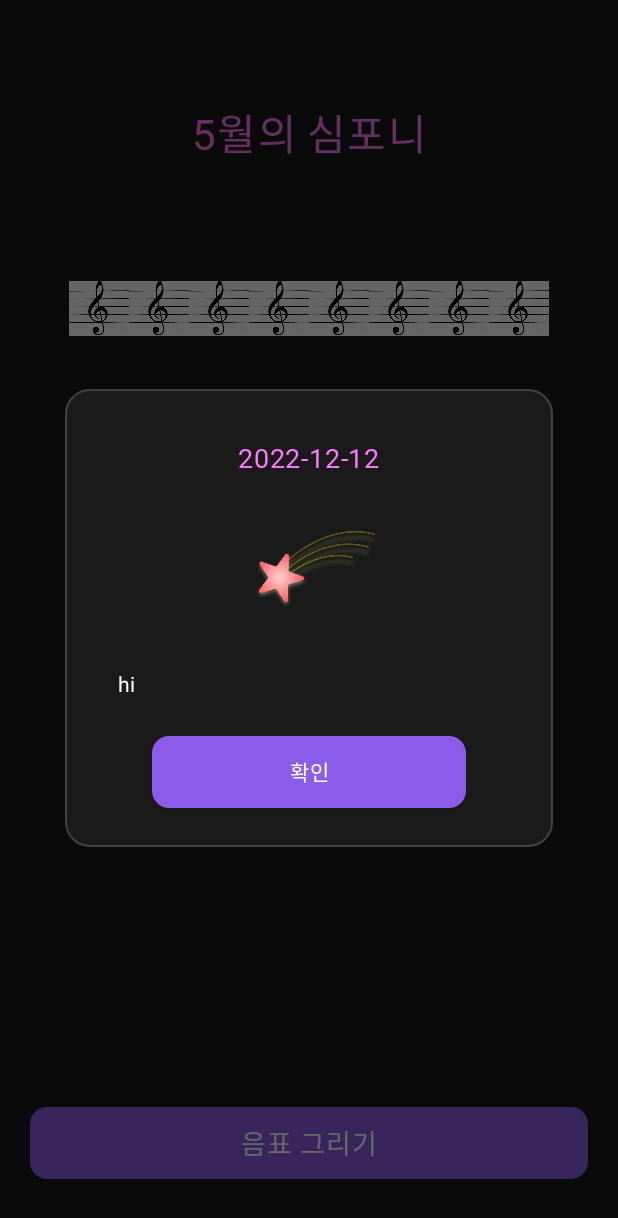
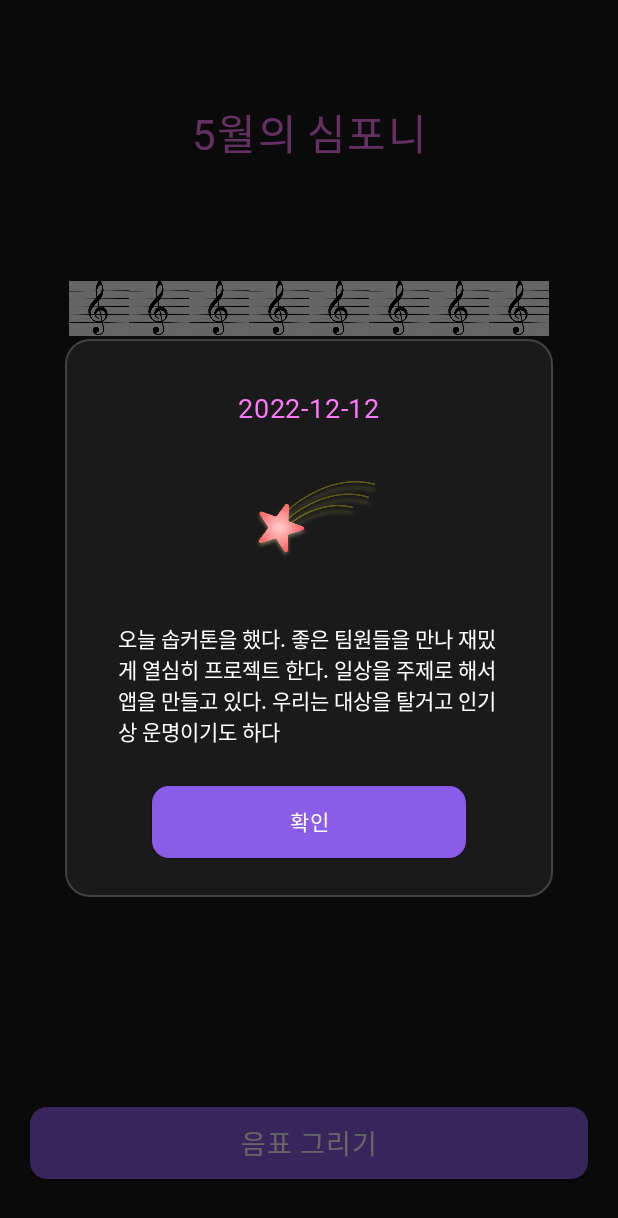
Before and after one commit to THE-SOPT-SOPKATHON-TEAM6/Symphony-Android, an Android app: the SymphonyActivity screen opened directly, with no data from a screen before it, after a tap on an icon or button, on a phone screen of 412 x 824 dp. Shown: the top 1218 px of the screen. Run offline under Robolectric (Android 15) with nearby library versions, the light colour scheme and no system bars; our stand-ins replace data binding.

Commit message:
[CHORE] DummyData 변경

```diff
--- a/app/src/main/java/org/sopt/symphony/ui/symphony/SymphonyActivity.kt
+++ b/app/src/main/java/org/sopt/symphony/ui/symphony/SymphonyActivity.kt
@@ -49,127 +49,127 @@ class SymphonyActivity : BaseActivity<ActivitySymphonyBinding>(R.layout.activity
     companion object {
         val dummy_list = listOf(
             SymphonyNoteData(
-                "hi",
+                "오늘 솝커톤을 했다. 좋은 팀원들을 만나 재밌게 열심히 프로젝트 한다. 일상을 주제로 해서 앱을 만들고 있다. 우리는 대상을 탈거고 인기상 운명이기도 하다",
                 "https://user-images.githubusercontent.com/59546818/169656548-e95e16d8-88cb-4d31-a726-de7a1df711cf.png",
                 "do",
                 "2022-12-12"
             ),
             SymphonyNoteData(
-                "hi",
+                "오늘 솝커톤을 했다. 좋은 팀원들을 만나 재밌게 열심히 프로젝트 한다. 일상을 주제로 해서 앱을 만들고 있다. 우리는 대상을 탈거고 인기상 운명이기도 하다",
                 "https://user-images.githubusercontent.com/59546818/169656548-e95e16d8-88cb-4d31-a726-de7a1df711cf.png",
                 "do",
                 "2022-12-12"
             ),
             SymphonyNoteData(
-                "hi",
+                "오늘 솝커톤을 했다. 좋은 팀원들을 만나 재밌게 열심히 프로젝트 한다. 일상을 주제로 해서 앱을 만들고 있다. 우리는 대상을 탈거고 인기상 운명이기도 하다",
                 "https://user-images.githubusercontent.com/59546818/169656548-e95e16d8-88cb-4d31-a726-de7a1df711cf.png",
                 "do",
                 "2022-12-12"
             ),
             SymphonyNoteData(
-                "hi",
+                "오늘 솝커톤을 했다. 좋은 팀원들을 만나 재밌게 열심히 프로젝트 한다. 일상을 주제로 해서 앱을 만들고 있다. 우리는 대상을 탈거고 인기상 운명이기도 하다",
                 "https://user-images.githubusercontent.com/59546818/169656548-e95e16d8-88cb-4d31-a726-de7a1df711cf.png",
                 "do",
                 "2022-12-12"
             ),
             SymphonyNoteData(
-                "hi",
+                "오늘 솝커톤을 했다. 좋은 팀원들을 만나 재밌게 열심히 프로젝트 한다. 일상을 주제로 해서 앱을 만들고 있다. 우리는 대상을 탈거고 인기상 운명이기도 하다",
                 "https://user-images.githubusercontent.com/59546818/169656548-e95e16d8-88cb-4d31-a726-de7a1df711cf.png",
                 "do",
                 "2022-12-12"
             ),
             SymphonyNoteData(
-                "hi",
+                "오늘 솝커톤을 했다. 좋은 팀원들을 만나 재밌게 열심히 프로젝트 한다. 일상을 주제로 해서 앱을 만들고 있다. 우리는 대상을 탈거고 인기상 운명이기도 하다",
                 "https://user-images.githubusercontent.com/59546818/169656548-e95e16d8-88cb-4d31-a726-de7a1df711cf.png",
                 "do",
                 "2022-12-12"
             ),
             SymphonyNoteData(
-                "hi",
+                "오늘 솝커톤을 했다. 좋은 팀원들을 만나 재밌게 열심히 프로젝트 한다. 일상을 주제로 해서 앱을 만들고 있다. 우리는 대상을 탈거고 인기상 운명이기도 하다",
                 "https://user-images.githubusercontent.com/59546818/169656548-e95e16d8-88cb-4d31-a726-de7a1df711cf.png",
                 "do",
                 "2022-12-12"
             ),
             SymphonyNoteData(
-                "hi",
+                "오늘 솝커톤을 했다. 좋은 팀원들을 만나 재밌게 열심히 프로젝트 한다. 일상을 주제로 해서 앱을 만들고 있다. 우리는 대상을 탈거고 인기상 운명이기도 하다",
                 "https://user-images.githubusercontent.com/59546818/169656548-e95e16d8-88cb-4d31-a726-de7a1df711cf.png",
                 "do",
                 "2022-12-12"
             ),
             SymphonyNoteData(
-                "hi",
+                "오늘 솝커톤을 했다. 좋은 팀원들을 만나 재밌게 열심히 프로젝트 한다. 일상을 주제로 해서 앱을 만들고 있다. 우리는 대상을 탈거고 인기상 운명이기도 하다",
                 "https://user-images.githubusercontent.com/59546818/169656548-e95e16d8-88cb-4d31-a726-de7a1df711cf.png",
                 "do",
                 "2022-12-12"
             ),
             SymphonyNoteData(
-                "hi",
+                "오늘 솝커톤을 했다. 좋은 팀원들을 만나 재밌게 열심히 프로젝트 한다. 일상을 주제로 해서 앱을 만들고 있다. 우리는 대상을 탈거고 인기상 운명이기도 하다",
                 "https://user-images.githubusercontent.com/59546818/169656548-e95e16d8-88cb-4d31-a726-de7a1df711cf.png",
                 "do",
                 "2022-12-12"
             ),
             SymphonyNoteData(
-                "hi",
+                "오늘 솝커톤을 했다. 좋은 팀원들을 만나 재밌게 열심히 프로젝트 한다. 일상을 주제로 해서 앱을 만들고 있다. 우리는 대상을 탈거고 인기상 운명이기도 하다",
                 "https://user-images.githubusercontent.com/59546818/169656548-e95e16d8-88cb-4d31-a726-de7a1df711cf.png",
                 "do",
                 "2022-12-12"
             ),
             SymphonyNoteData(
-                "hi",
+                "오늘 솝커톤을 했다. 좋은 팀원들을 만나 재밌게 열심히 프로젝트 한다. 일상을 주제로 해서 앱을 만들고 있다. 우리는 대상을 탈거고 인기상 운명이기도 하다",
                 "https://user-images.githubusercontent.com/59546818/169656548-e95e16d8-88cb-4d31-a726-de7a1df711cf.png",
                 "do",
                 "2022-12-12"
             ),
             SymphonyNoteData(
-                "hi",
+                "오늘 솝커톤을 했다. 좋은 팀원들을 만나 재밌게 열심히 프로젝트 한다. 일상을 주제로 해서 앱을 만들고 있다. 우리는 대상을 탈거고 인기상 운명이기도 하다",
                 "https://user-images.githubusercontent.com/59546818/169656548-e95e16d8-88cb-4d31-a726-de7a1df711cf.png",
                 "do",
                 "2022-12-12"
             ),
             SymphonyNoteData(
-                "hi",
+                "오늘 솝커톤을 했다. 좋은 팀원들을 만나 재밌게 열심히 프로젝트 한다. 일상을 주제로 해서 앱을 만들고 있다. 우리는 대상을 탈거고 인기상 운명이기도 하다",
                 "https://user-images.githubusercontent.com/59546818/169656548-e95e16d8-88cb-4d31-a726-de7a1df711cf.png",
                 "do",
                 "2022-12-12"
             ),
             SymphonyNoteData(
-                "hi",
+                "오늘 솝커톤을 했다. 좋은 팀원들을 만나 재밌게 열심히 프로젝트 한다. 일상을 주제로 해서 앱을 만들고 있다. 우리는 대상을 탈거고 인기상 운명이기도 하다",
                 "https://user-images.githubusercontent.com/59546818/169656548-e95e16d8-88cb-4d31-a726-de7a1df711cf.png",
                 "do",
                 "2022-12-12"
             ),
             SymphonyNoteData(
-                "hi",
+                "오늘 솝커톤을 했다. 좋은 팀원들을 만나 재밌게 열심히 프로젝트 한다. 일상을 주제로 해서 앱을 만들고 있다. 우리는 대상을 탈거고 인기상 운명이기도 하다",
                 "https://user-images.githubusercontent.com/59546818/169656548-e95e16d8-88cb-4d31-a726-de7a1df711cf.png",
                 "do",
                 "2022-12-12"
             ),
             SymphonyNoteData(
-                "hi",
+                "오늘 솝커톤을 했다. 좋은 팀원들을 만나 재밌게 열심히 프로젝트 한다. 일상을 주제로 해서 앱을 만들고 있다. 우리는 대상을 탈거고 인기상 운명이기도 하다",
                 "https://user-images.githubusercontent.com/59546818/169656548-e95e16d8-88cb-4d31-a726-de7a1df711cf.png",
                 "do",
                 "2022-12-12"
             ),
             SymphonyNoteData(
-                "hi",
+                "오늘 솝커톤을 했다. 좋은 팀원들을 만나 재밌게 열심히 프로젝트 한다. 일상을 주제로 해서 앱을 만들고 있다. 우리는 대상을 탈거고 인기상 운명이기도 하다",
                 "https://user-images.githubusercontent.com/59546818/169656548-e95e16d8-88cb-4d31-a726-de7a1df711cf.png",
                 "do",
                 "2022-12-12"
             ),
             SymphonyNoteData(
-                "hi",
+                "오늘 솝커톤을 했다. 좋은 팀원들을 만나 재밌게 열심히 프로젝트 한다. 일상을 주제로 해서 앱을 만들고 있다. 우리는 대상을 탈거고 인기상 운명이기도 하다",
                 "https://user-images.githubusercontent.com/59546818/169656548-e95e16d8-88cb-4d31-a726-de7a1df711cf.png",
                 "do",
                 "2022-12-12"
             ),
             SymphonyNoteData(
-                "hi",
+                "오늘 솝커톤을 했다. 좋은 팀원들을 만나 재밌게 열심히 프로젝트 한다. 일상을 주제로 해서 앱을 만들고 있다. 우리는 대상을 탈거고 인기상 운명이기도 하다",
                 "https://user-images.githubusercontent.com/59546818/169656548-e95e16d8-88cb-4d31-a726-de7a1df711cf.png",
                 "do",
                 "2022-12-12"
             ),
             SymphonyNoteData(
-                "hi",
+                "오늘 솝커톤을 했다. 좋은 팀원들을 만나 재밌게 열심히 프로젝트 한다. 일상을 주제로 해서 앱을 만들고 있다. 우리는 대상을 탈거고 인기상 운명이기도 하다",
                 "https://user-images.githubusercontent.com/59546818/169656548-e95e16d8-88cb-4d31-a726-de7a1df711cf.png",
                 "do",
                 "2022-12-12"
```
